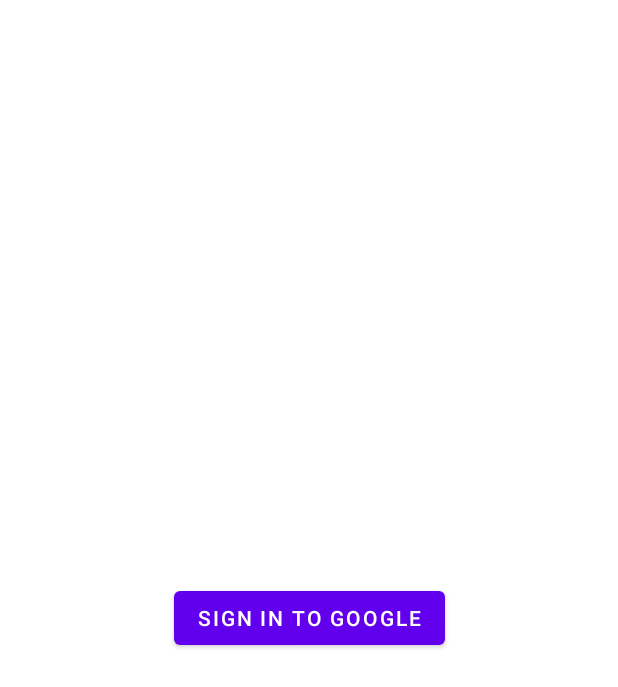
After one commit to dyakov-kirill/simple-chat-app, an Android app: the layout activity_sign_in.xml on its own in the app's theme, with its tools: preview values and no code run, on a phone screen of 412 x 824 dp. The commit adds this screen. Shown: the top 687 px of the screen. Run offline under Robolectric (Android 15) with nearby library versions, the phone set to English and light mode, and no system bars.

Commit message:
Added Google sign in

```diff
--- a/app/build.gradle
+++ b/app/build.gradle
@@ -42,6 +42,8 @@ dependencies {
     implementation 'com.google.android.material:material:1.6.1'
     implementation 'androidx.constraintlayout:constraintlayout:2.1.4'
     implementation 'com.google.firebase:firebase-database:19.2.1'
+    implementation 'com.google.firebase:firebase-auth-ktx:21.0.8'
+    implementation 'com.google.android.gms:play-services-auth:19.0.0'
     testImplementation 'junit:junit:4.13.2'
     androidTestImplementation 'androidx.test.ext:junit:1.1.3'
     androidTestImplementation 'androidx.test.espresso:espresso-core:3.4.0'
--- a/app/src/main/AndroidManifest.xml
+++ b/app/src/main/AndroidManifest.xml
@@ -14,7 +14,7 @@
         android:theme="@style/Theme.ChatApp"
         tools:targetApi="31">
         <activity
-            android:name=".MainActivity"
+            android:name=".SignInActivity"
             android:exported="true">
             <intent-filter>
                 <action android:name="android.intent.action.MAIN" />
@@ -22,6 +22,7 @@
                 <category android:name="android.intent.category.LAUNCHER" />
             </intent-filter>
         </activity>
+        <activity android:name=".MainActivity"/>
     </application>
 
 </manifest>
--- /dev/null
+++ b/app/src/main/res/layout/activity_sign_in.xml
@@ -0,0 +1,18 @@
+<?xml version="1.0" encoding="utf-8"?>
+<androidx.constraintlayout.widget.ConstraintLayout xmlns:android="http://schemas.android.com/apk/res/android"
+    xmlns:app="http://schemas.android.com/apk/res-auto"
+    xmlns:tools="http://schemas.android.com/tools"
+    android:layout_width="match_parent"
+    android:layout_height="match_parent"
+    tools:context=".SignInActivity">
+
+    <Button
+        android:id="@+id/bSignIn"
+        android:layout_width="wrap_content"
+        android:layout_height="wrap_content"
+        android:text="@string/btn_sign_in"
+        app:layout_constraintBottom_toBottomOf="parent"
+        app:layout_constraintEnd_toEndOf="parent"
+        app:layout_constraintStart_toStartOf="parent"
+        app:layout_constraintTop_toTopOf="parent" />
+</androidx.constraintlayout.widget.ConstraintLayout>
--- a/app/src/main/res/values/strings.xml
+++ b/app/src/main/res/values/strings.xml
@@ -1,4 +1,5 @@
 <resources>
     <string name="app_name">ChatApp</string>
     <string name="btn_send">Send message</string>
+    <string name="btn_sign_in">Sign in to Google</string>
 </resources>
--- a/build.gradle
+++ b/build.gradle
@@ -1,6 +1,6 @@
 buildscript {
     dependencies {
-        classpath 'com.google.gms:google-services:4.3.3'
+        classpath 'com.google.gms:google-services:4.3.13'
     }
 }// Top-level build file where you can add configuration options common to all sub-projects/modules.
 plugins {
```
Also changed, not shown: app/src/main/java/com/example/chatapp/SignInActivity.kt (added, +71 -0 lines).
